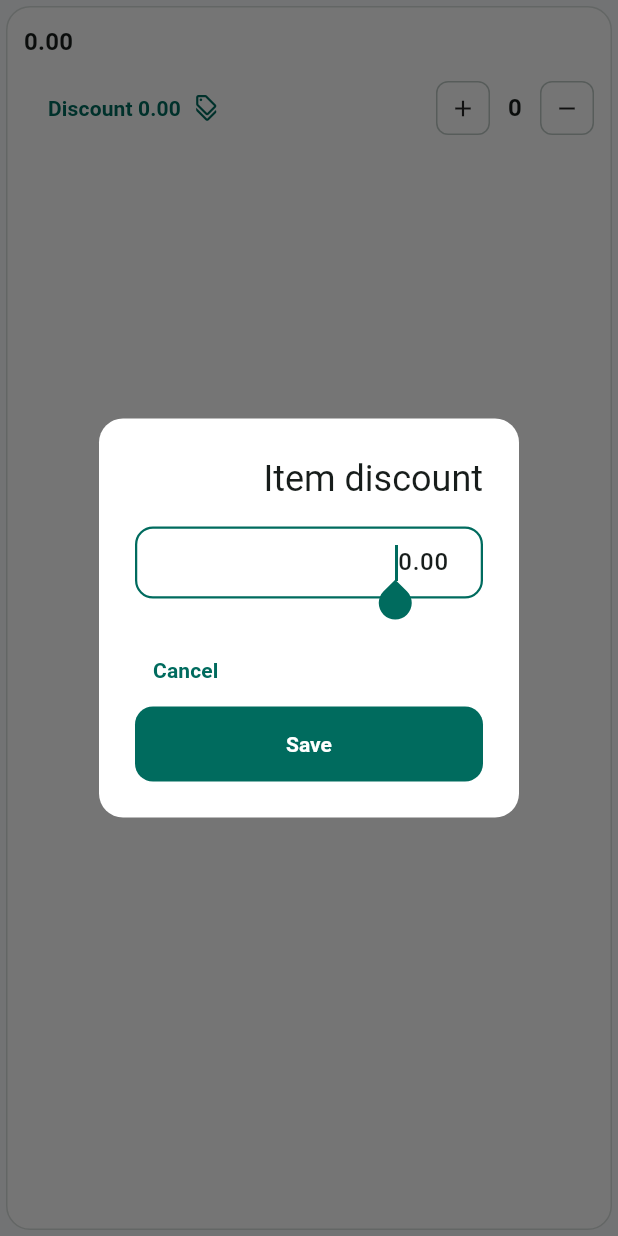
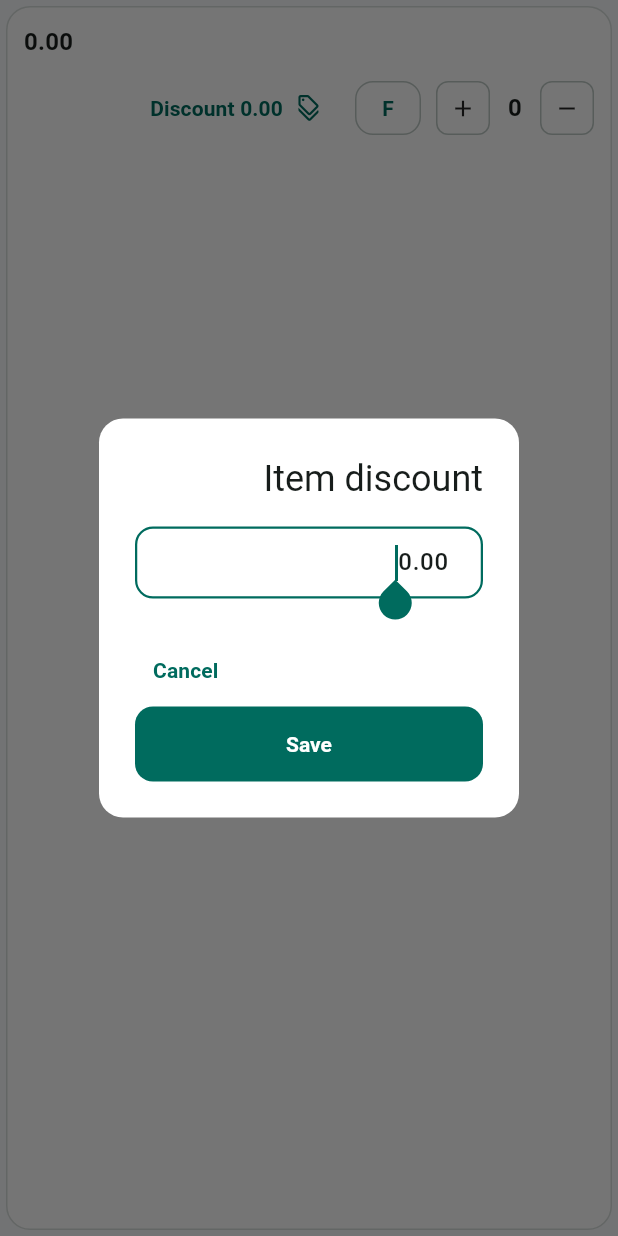
Before and after one commit to cod95/Mini-POS-Inventory-Flutter, a Flutter app: the CartItemTile widget shown alone on an empty page, opened directly with empty values, after a tap on an icon or button, on a phone screen of 412 x 824 dp. Run offline on Flutter 3.47's test engine with Material 3 defaults, Android fonts, the phone set to English and light mode, and no system bars; our stand-ins replace csv, drift, equatable, file_picker, flutter_bloc, flutter_secure_storage and 6 more; missing offline and left inert: arabic_reshaper, esc_pos_utils_plus, excel, mobile_scanner, pointycastle, print_bluetooth_thermal and 2 more; accounts and stored records are empty; generated files the repository leaves out were written again.

Commit message:
Free goods (bonus): F button in the cart, Free on invoices/print/PDF, stock deducted, cost counted, free goods section in period report, sync support, schema v13
Co-Authored-By: Claude Sonnet 5.5 <noreply@anthropic.com>
Claude-Session: https://claude.ai/code/session_01EXdJavLKXpL1nxvYm8Xv1h

```diff
--- a/lib/core/models/app_models.dart
+++ b/lib/core/models/app_models.dart
@@ -428,6 +428,7 @@ class CartItem extends Equatable {
     required this.qty,
     this.discount = 0,
     this.taxable = false,
+    this.isFree = false,
   });
 
   final int productId;
@@ -439,6 +440,9 @@ class CartItem extends Equatable {
   final int qty;
   final double discount;
   final bool taxable;
+
+  /// Free goods line (price 0, still leaves the stock).
+  final bool isFree;
 
   CartItem copyWith({
     int? qty,
@@ -455,6 +459,7 @@ class CartItem extends Equatable {
       qty: qty ?? this.qty,
       discount: discount ?? this.discount,
       taxable: taxable,
+      isFree: isFree,
     );
   }
 
@@ -469,7 +474,22 @@ class CartItem extends Equatable {
         qty,
         discount,
         taxable,
+        isFree,
       ];
+}
+
+/// Free goods handed out in a period (net of returns), for the reports.
+class FreeGoodsRow extends Equatable {
+  const FreeGoodsRow({required this.productName, required this.qty, required this.cost});
+
+  final String productName;
+  final int qty;
+
+  /// What the free goods cost the shop (USD).
+  final double cost;
+
+  @override
+  List<Object?> get props => [productName, qty, cost];
 }
 
 class DashboardMetrics extends Equatable {
--- a/lib/core/services/receipt_pdf_service.dart
+++ b/lib/core/services/receipt_pdf_service.dart
@@ -210,7 +210,7 @@ class ReceiptPdfService {
                       pw.Expanded(
                         flex: 3,
                         child: pw.Text(
-                          toMain(item.priceSnapshot).toStringAsFixed(currencyDecimals),
+                          item.isFree ? 'Free' : toMain(item.priceSnapshot).toStringAsFixed(currencyDecimals),
                           style: style(),
                           textAlign: pw.TextAlign.right,
                         ),
@@ -218,7 +218,7 @@ class ReceiptPdfService {
                       pw.Expanded(
                         flex: 3,
                         child: pw.Text(
-                          toMain(item.lineTotal).toStringAsFixed(currencyDecimals),
+                          item.isFree ? 'Free' : toMain(item.lineTotal).toStringAsFixed(currencyDecimals),
                           style: style(),
                           textAlign: pw.TextAlign.right,
                         ),
--- a/lib/data/local/db/app_database.dart
+++ b/lib/data/local/db/app_database.dart
@@ -209,6 +209,10 @@ class SaleItems extends Table {
   /// know how much of each original line was already returned.
   IntColumn get originalItemId => integer().nullable()();
 
+  /// Free goods (bonus): the line costs the customer nothing but still leaves
+  /// the stock, and its cost counts against the profit.
+  BoolColumn get isFree => boolean().withDefault(const Constant(false))();
+
   TextColumn get uuid => text().nullable().clientDefault(newUuid)();
 }
 
@@ -368,7 +372,7 @@ class AppDatabase extends _$AppDatabase {
   AppDatabase({QueryExecutor? executor}) : super(executor ?? DbSecurity.openConnection());
 
   @override
-  int get schemaVersion => 12;
+  int get schemaVersion => 13;
 
   @override
   MigrationStrategy get migration => MigrationStrategy(
@@ -446,6 +450,9 @@ class AppDatabase extends _$AppDatabase {
               );
             }
           }
+          if (from < 13) {
+            await m.addColumn(saleItems, saleItems.isFree);
+          }
         },
         beforeOpen: (details) async {
           // Keep "changed on this phone" up to date for every edit, wherever
--- a/lib/data/sync/file_sync_service.dart
+++ b/lib/data/sync/file_sync_service.dart
@@ -277,6 +277,7 @@ class FileSyncService {
                   'discount': i.discount,
                   'lineTotal': i.lineTotal,
                   'taxable': i.taxable,
+                  'isFree': i.isFree,
                   'originalItemUuid': i.originalItemId == null ? null : itemUuid[i.originalItemId],
                 },
             ],
@@ -785,6 +786,7 @@ class FileSyncService {
                   discount: Value((i['discount'] as num).toDouble()),
                   lineTotal: (i['lineTotal'] as num).toDouble(),
                   taxable: Value(i['taxable'] == true),
+                  isFree: Value(i['isFree'] == true),
                   uuid: Value(itemUuid),
                 ),
               );
--- a/lib/domain/entities/app_entities.dart
+++ b/lib/domain/entities/app_entities.dart
@@ -68,6 +68,7 @@ class SaleItemView extends Equatable {
     required this.discount,
     required this.lineTotal,
     this.taxable = false,
+    this.isFree = false,
   });
 
   final int id;
@@ -81,6 +82,9 @@ class SaleItemView extends Equatable {
   final double lineTotal;
   final bool taxable;
 
+  /// Free goods line: shown as "Free" instead of a price.
+  final bool isFree;
+
   @override
   List<Object?> get props => [
         id,
@@ -93,6 +97,7 @@ class SaleItemView extends Equatable {
         discount,
         lineTotal,
         taxable,
+        isFree,
       ];
 }
 
--- a/lib/domain/repositories/repositories.dart
+++ b/lib/domain/repositories/repositories.dart
@@ -173,6 +173,8 @@ abstract class ReportsRepository {
   Future<List<InventoryReportRow>> inventoryReportRows();
 
   Future<PeriodSummary> periodSummary({DateTime? from, DateTime? to});
+
+  Future<List<FreeGoodsRow>> freeGoods({DateTime? from, DateTime? to});
 }
 
 abstract class PartyRepository {
--- a/lib/features/invoices/presentation/pages/invoice_detail_page.dart
+++ b/lib/features/invoices/presentation/pages/invoice_detail_page.dart
@@ -193,11 +193,11 @@ class _InvoiceDetailView extends StatelessWidget {
                                       child: Text('${item.qty}', textAlign: TextAlign.center),
                                     ),
                                     Expanded(
-                                      child: Text(item.priceSnapshot.toStringAsFixed(2),
+                                      child: Text(item.isFree ? 'Free' : item.priceSnapshot.toStringAsFixed(2),
                                           textAlign: TextAlign.end),
                                     ),
                                     Expanded(
-                                      child: Text(item.lineTotal.toStringAsFixed(2),
+                                      child: Text(item.isFree ? 'Free' : item.lineTotal.toStringAsFixed(2),
                                           textAlign: TextAlign.end),
                                     ),
                                   ],
--- a/lib/features/pos/presentation/widgets/cart_item_tile.dart
+++ b/lib/features/pos/presentation/widgets/cart_item_tile.dart
@@ -16,6 +16,7 @@ class CartItemTile extends StatelessWidget {
     required this.onRemove,
     required this.onDiscountEdit,
     required this.onPriceEdit,
+    required this.onFree,
   });
 
   final CartItem item;
@@ -27,11 +28,14 @@ class CartItemTile extends StatelessWidget {
   final ValueChanged<double> onDiscountEdit;
   final ValueChanged<double> onPriceEdit;
 
+  /// "F": add one unit of this product as free goods.
+  final VoidCallback onFree;
+
   @override
   Widget build(BuildContext context) {
     final lineTotal = (item.price * item.qty) - item.discount;
     return Dismissible(
-      key: ValueKey('cart_${item.productId}'),
+      key: ValueKey('cart_${item.productId}_${item.isFree}'),
       direction: DismissDirection.endToStart,
       onDismissed: (_) => onRemove(),
       background: Container(
@@ -55,13 +59,22 @@ class CartItemTile extends StatelessWidget {
                     child: Text(item.name, style: Theme.of(context).textTheme.titleMedium),
                   ),
                   Text(
-                    AppFormatters.money(lineTotal, currency: currency),
-                    style: Theme.of(context).textTheme.titleMedium,
+                    item.isFree ? 'Free' : AppFormatters.money(lineTotal, currency: currency),
+                    style: Theme.of(context).textTheme.titleMedium?.copyWith(
+                          color: item.isFree ? Theme.of(context).colorScheme.tertiary : null,
+                          fontWeight: item.isFree ? FontWeight.w700 : null,
+                        ),
                   ),
                 ],
               ),
               const SizedBox(height: AppSpacing.sm),
+              Wrap(
+                spacing: AppSpacing.sm,
+                runSpacing: AppSpacing.xs,
+                crossAxisAlignment: WrapCrossAlignment.center,
+                children: [
                   Row(
+                    mainAxisSize: MainAxisSize.min,
                     children: [
                       _QtyButton(icon: Icons.remove, onTap: onDecrease),
                       Padding(
@@ -69,7 +82,26 @@ class CartItemTile extends StatelessWidget {
                         child: Text('${item.qty}', style: Theme.of(context).textTheme.titleMedium),
                       ),
                       _QtyButton(icon: Icons.add, onTap: onIncrease),
-                  const Spacer(),
+                    ],
+                  ),
+                  if (!item.isFree)
+                    Tooltip(
+                      message: context.l10n.isArabic ? 'بضاعة مجانية' : 'Free goods',
+                      child: OutlinedButton(
+                        onPressed: onFree,
+                        style: OutlinedButton.styleFrom(
+                          minimumSize: const Size(44, 36),
+                          padding: const EdgeInsets.symmetric(horizontal: AppSpacing.md),
+                        ),
+                        child: const Text('F', style: TextStyle(fontWeight: FontWeight.w700)),
+                      ),
+                    ),
+                  if (item.isFree)
+                    Text(
+                      context.l10n.isArabic ? 'بضاعة مجانية' : 'Free goods',
+                      style: Theme.of(context).textTheme.bodySmall,
+                    ),
+                  if (!item.isFree)
                   TextButton.icon(
                     onPressed: () => _showAmountDialog(
                       context,
@@ -80,7 +112,7 @@ class CartItemTile extends StatelessWidget {
                     icon: const Icon(Icons.discount_outlined),
                     label: Text('${context.l10n.tr('discount')} ${item.discount.toStringAsFixed(2)}'),
                   ),
-                  if (canEditPrice)
+                  if (canEditPrice && !item.isFree)
                     TextButton.icon(
                       onPressed: () => _showAmountDialog(
                         context,
```
Also changed, not shown: lib/core/services/bluetooth_printer_service.dart (+18 -2 lines), lib/core/services/file_export_service.dart (+39 -0 lines), lib/data/repositories/local_repositories.dart (+56 -9 lines), lib/features/pos/presentation/cubit/pos_cubit.dart (+38 -7 lines), lib/features/pos/presentation/pages/pos_page.dart (+6 -3 lines), lib/features/reports/presentation/cubit/reports_cubit.dart (+11 -0 lines), lib/features/reports/presentation/pages/reports_page.dart (+41 -0 lines). Lines whose indentation alone changed are shown as unchanged.
